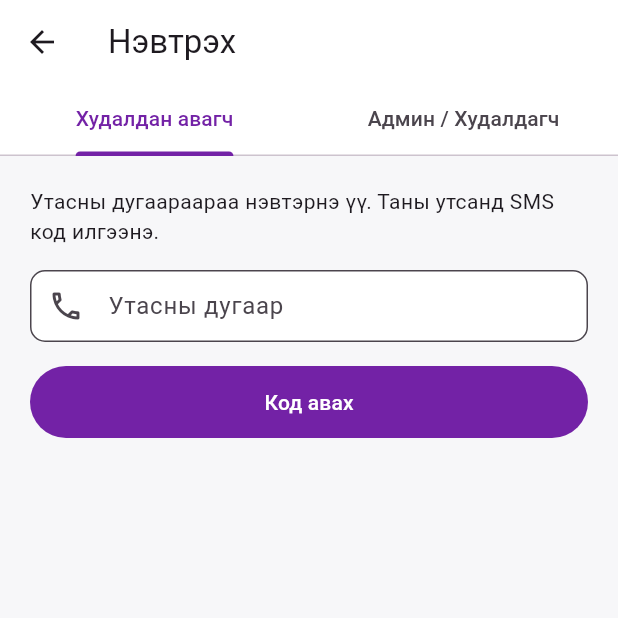
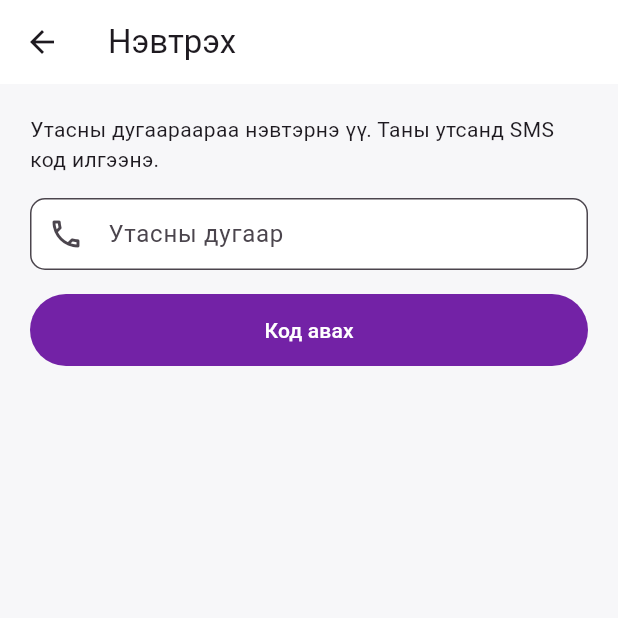
Before and after one commit to Aagii06/baagii-shop, a Flutter app: the AccountPage screen opened directly, after a tap on "Нэвтрэх", on a phone screen of 412 x 824 dp, the top half of it. Run offline on Flutter 3.47's test engine with Material 3 defaults, Android fonts, the phone set to English and light mode, and no system bars; our stand-ins replace cached_network_image, clock, image_picker, shared_preferences; accounts and stored records are empty; network calls fail.

Commit message:
Admin/shopper login only for staff phones
Show the admin login form only when the signed-in customer's phone is
registered as an ADMIN or SHOPPER user; isStaff now checks role explicitly.

Co-Authored-By: Claude Opus 5.5 <noreply@anthropic.com>

```diff
--- a/uvsshop_app/lib/ui/shop/account_page.dart
+++ b/uvsshop_app/lib/ui/shop/account_page.dart
@@ -137,7 +137,7 @@ class _AccountPageState extends State<AccountPage> {
             icon: Icons.admin_panel_settings_outlined,
             title: 'Админ / Худалдагч нэвтрэх',
             subtitle: 'Дэлгүүрийн админ хэсэгт нэвтэрнэ',
-            onTap: () => _push(const SignInPage(initialTab: 1)),
+            onTap: () => _push(const SignInPage(admin: true)),
           );
   }
 
--- a/uvsshop_app/lib/ui/shop/sign_in_page.dart
+++ b/uvsshop_app/lib/ui/shop/sign_in_page.dart
@@ -10,29 +10,30 @@ import '../../state/app_state.dart';
 import '../../state/shop_state.dart';
 import '../common.dart';
 
-/// Нэг нэвтрэх хуудас: худалдан авагч утасны кодоор, админ/худалдагч
-/// нууц үгээр. Админ нэвтэрмэгц шууд админ хэсэг рүү орно.
+/// Нэвтрэх хуудас. Энгийн үед зөвхөн худалдан авагч утасны кодоор нэвтэрнэ.
+/// "Админ / Худалдагч" таб нь зөвхөн утас нь админ/худалдагчаар бүртгэлтэй
+/// (ShopState.isStaff) хэрэглэгчид, профайлаас [admin]=true-гээр нээгдэхэд харагдана.
+/// Админ нэвтэрмэгц шууд админ хэсэг рүү орно.
 class SignInPage extends StatelessWidget {
-  final int initialTab;
-  const SignInPage({super.key, this.initialTab = 0});
+  final bool admin;
+  const SignInPage({super.key, this.admin = false});
 
   @override
-  Widget build(BuildContext context) => DefaultTabController(
-        length: 2,
-        initialIndex: initialTab,
-        child: Scaffold(
-          appBar: AppBar(
-            title: const Text('Нэвтрэх'),
-            bottom: const TabBar(tabs: [Tab(text: 'Худалдан авагч'), Tab(text: 'Админ / Худалдагч')]),
-          ),
-          body: TabBarView(children: [
-            ListView(padding: const EdgeInsets.all(20), children: [
-              PhoneOtpForm(onDone: () => Navigator.of(context).pop(true)),
-            ]),
-            ListView(padding: const EdgeInsets.all(20), children: const [AdminLoginForm()]),
-          ]),
-        ),
+  Widget build(BuildContext context) {
+    final showAdmin = admin && context.select<ShopState, bool>((s) => s.isStaff);
+    if (!showAdmin) {
+      return Scaffold(
+        appBar: AppBar(title: const Text('Нэвтрэх')),
+        body: ListView(padding: const EdgeInsets.all(20), children: [
+          PhoneOtpForm(onDone: () => Navigator.of(context).pop(true)),
+        ]),
       );
+    }
+    return Scaffold(
+      appBar: AppBar(title: const Text('Админ / Худалдагч нэвтрэх')),
+      body: ListView(padding: const EdgeInsets.all(20), children: const [AdminLoginForm()]),
+    );
+  }
 }
 
 /// Утасны дугаар оруулж "Код авах" дарахад кодын тусдаа хуудас ([OtpCodePage]) нээгдэнэ.
```
Also changed, not shown: 1 other file.
